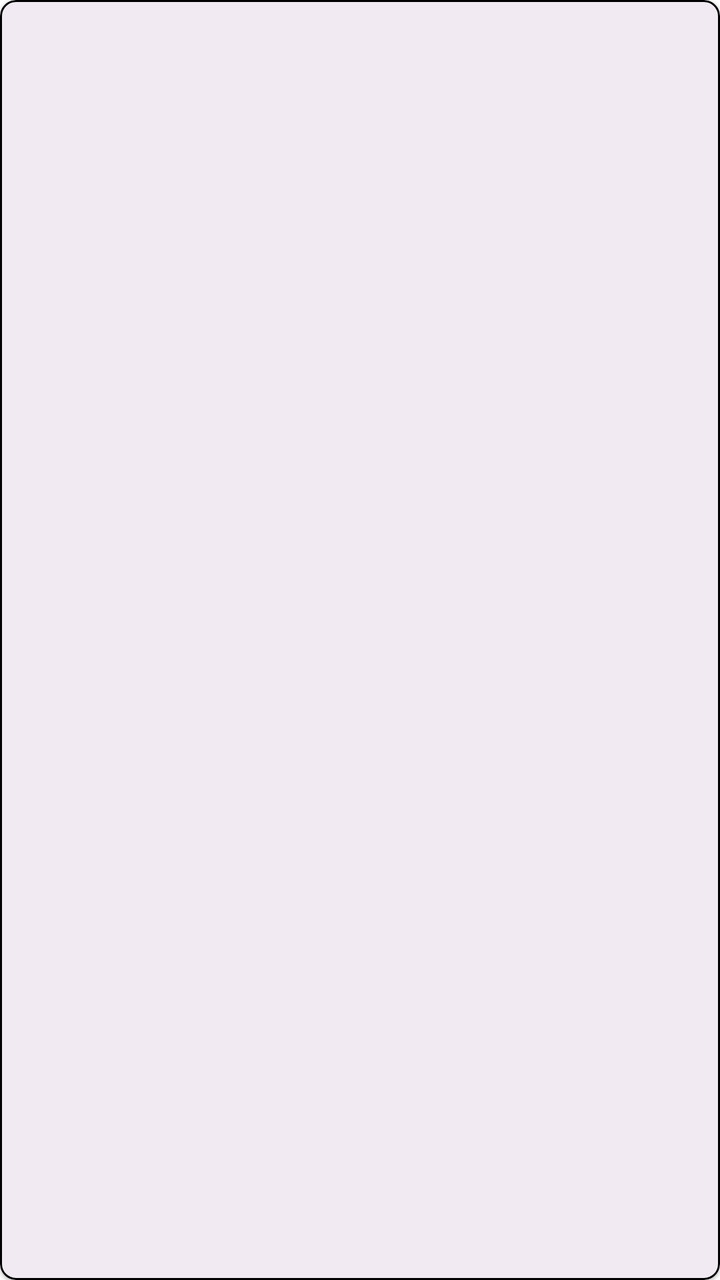
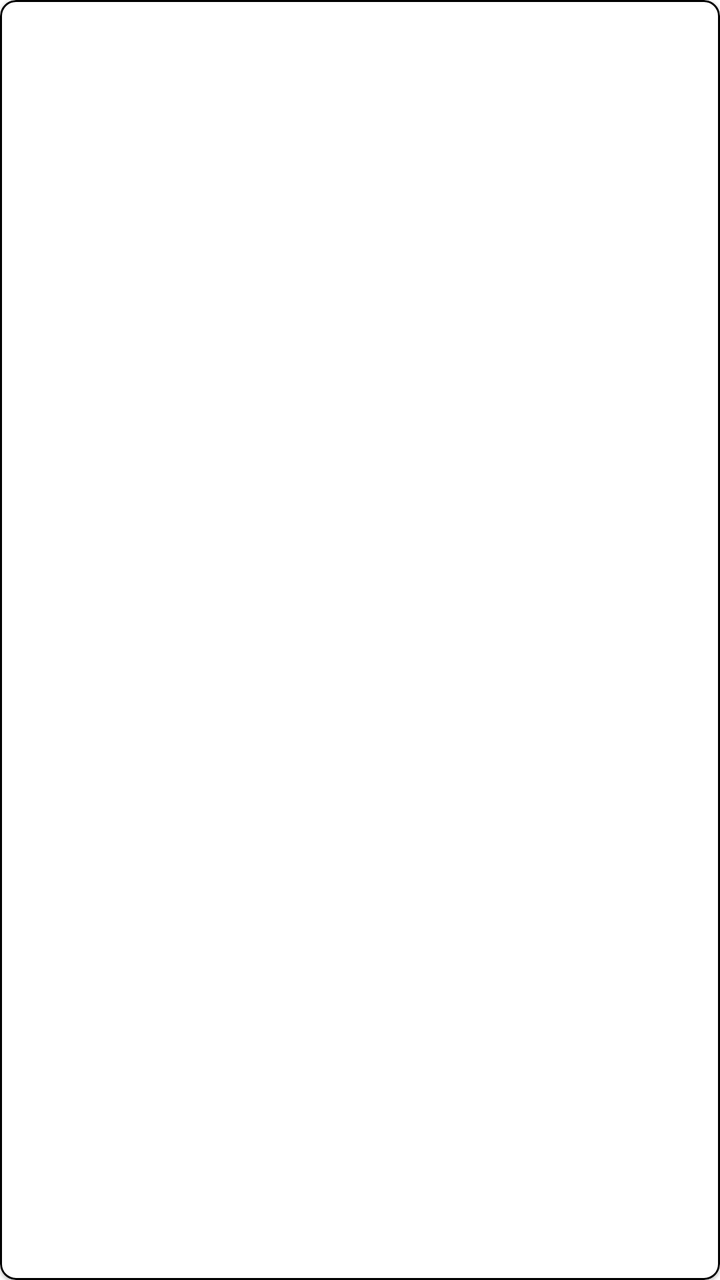

Two renders of the same Android screen: before a commit and after it. Below are the layout's source before the change and the commit's diff.
<!-- AndroidManifest.xml: application theme Theme.JsonValidator -->
<!-- res/layout/item_result.xml -->
<?xml version="1.0" encoding="utf-8"?>
<com.google.android.material.card.MaterialCardView xmlns:android="http://schemas.android.com/apk/res/android"
    xmlns:app="http://schemas.android.com/apk/res-auto"
    android:layout_width="match_parent"
    android:layout_height="wrap_content"
    android:layout_marginVertical="4dp"
    app:cardCornerRadius="8dp"
    app:cardElevation="1dp"
    app:strokeColor="@color/border_color"
    app:strokeWidth="1dp">

    <LinearLayout
        android:layout_width="match_parent"
        android:layout_height="wrap_content"
        android:orientation="vertical"
        android:padding="12dp">

        <TextView
            android:id="@+id/tvResultFilePath"
            android:layout_width="match_parent"
            android:layout_height="wrap_content"
            android:ellipsize="start"
            android:singleLine="true"
            android:textColor="@color/text_primary"
            android:textSize="14sp"
            android:textStyle="bold" />

        <TextView
            android:id="@+id/tvResultStatus"
            android:layout_width="match_parent"
            android:layout_height="wrap_content"
            android:layout_marginTop="4dp"
            android:textSize="13sp" />
    </LinearLayout>
</com.google.android.material.card.MaterialCardView>
<!-- resources referenced by this layout -->
<resources>
  <color name="border_color">#000000</color>
  <color name="text_primary">#000000</color>
  <style name="Theme.JsonValidator" parent="Theme.Material3.DayNight.NoActionBar">
          
          <item name="colorPrimary">@color/primary</item>
          <item name="colorSecondary">@color/secondary</item>
          
          
          <item name="android:statusBarColor">@color/background</item>
          <item name="android:windowLightStatusBar">true</item>
          
          
          <item name="android:windowBackground">@color/background</item>
      </style>
  <color name="primary">#000000</color>
  <color name="secondary">#000000</color>
  <color name="background">#FFFFFF</color>
</resources>

<!-- the commit's change to res/layout/item_result.xml (unified diff, before → after) -->
@@ -4,6 +4,7 @@
     android:layout_width="match_parent"
     android:layout_height="wrap_content"
     android:layout_marginVertical="4dp"
+    app:cardBackgroundColor="@color/card_bg"
     app:cardCornerRadius="8dp"
     app:cardElevation="1dp"
     app:strokeColor="@color/border_color"
<!-- resource entries referenced after the edit -->
@@ -1,6 +1,7 @@
 <!-- resources referenced by this layout -->
 <resources>
   <color name="border_color">#000000</color>
+  <color name="card_bg">#FFFFFF</color>
   <color name="text_primary">#000000</color>
   <style name="Theme.JsonValidator" parent="Theme.Material3.DayNight.NoActionBar">
           
